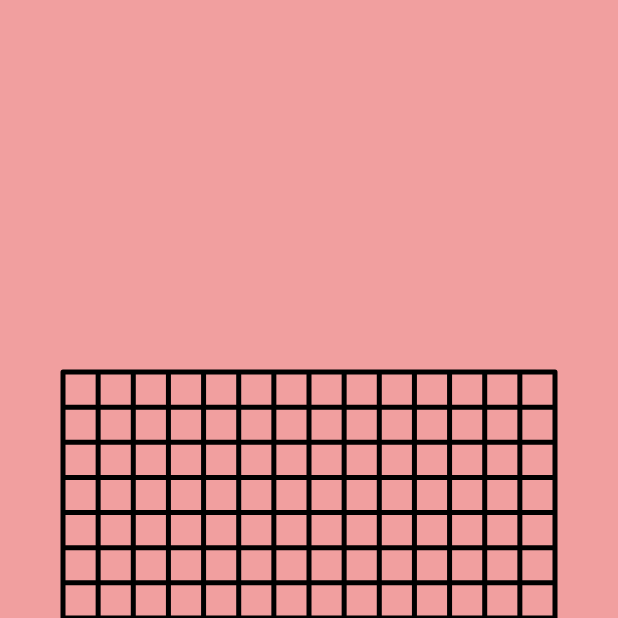
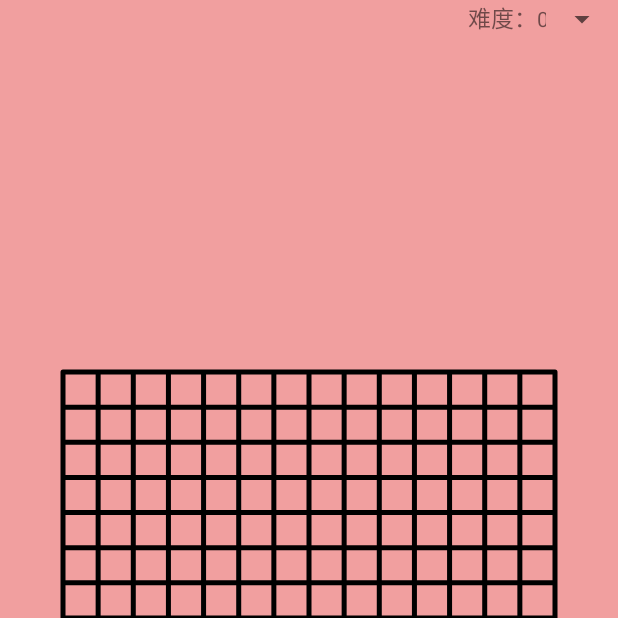
Before and after one commit to zhudedian/wzq, an Android app: the screen it shows after launch (MainActivity), on a phone screen of 412 x 824 dp, the top half of it. Run offline under Robolectric (Android 15) with nearby library versions, the phone set to English and light mode, and no system bars.

Commit message:
20180418-1103

```diff
--- a/app/src/main/java/com/zdd/wzq/MainActivity.java
+++ b/app/src/main/java/com/zdd/wzq/MainActivity.java
@@ -1,19 +1,29 @@
 package com.zdd.wzq;
 
+import android.content.Context;
+import android.content.SharedPreferences;
 import android.support.v7.app.ActionBar;
 import android.support.v7.app.AppCompatActivity;
 import android.os.Bundle;
 import android.view.View;
+import android.widget.AdapterView;
 import android.widget.Button;
+import android.widget.Spinner;
 import android.widget.TextView;
 
+import com.zdd.wzq.adapter.SpinnerAdapter;
+import com.zdd.wzq.gobang.Gobang;
 import com.zdd.wzq.view.CheckerboardView;
+
+import java.util.ArrayList;
+import java.util.List;
 
 public class MainActivity extends AppCompatActivity {
 
     private TextView textView;
     private CheckerboardView checkerboardView;
     public Button restart,forward,next;
+    private Spinner spinner;
     @Override
     protected void onCreate(Bundle savedInstanceState) {
         super.onCreate(savedInstanceState);
@@ -27,6 +37,7 @@ public class MainActivity extends AppCompatActivity {
         restart = (Button)findViewById(R.id.restart);
         forward = (Button)findViewById(R.id.forward);
         next = (Button)findViewById(R.id.next);
+        spinner = (Spinner)findViewById(R.id.spinner);
 
         restart.setVisibility(View.GONE);
         restart.setOnClickListener(new View.OnClickListener() {
@@ -49,6 +60,36 @@ public class MainActivity extends AppCompatActivity {
                 checkerboardView.next();
             }
         });
+        initSpinner();
+    }
+    private void initSpinner(){
+        final List<String> datas = new ArrayList<>();
+        for (int i = 0; i <= 10; i++) {
+            datas.add("" + i);
+        }
+        SharedPreferences sharedPreferences = getSharedPreferences("wzq_prefer", Context.MODE_PRIVATE);
+        final SharedPreferences.Editor editor = sharedPreferences.edit();
+        int difficulty = sharedPreferences.getInt("difficulty",0);
+
+        SpinnerAdapter adapter = new SpinnerAdapter(this) ;
+        spinner.setAdapter(adapter);
+
+        adapter.setDatas(datas);
+        spinner.setSelection(difficulty);
+        /**选项选择监听*/
+        spinner.setOnItemSelectedListener(new AdapterView.OnItemSelectedListener() {
+            @Override
+            public void onItemSelected(AdapterView<?> parent, View view, int position, long id) {
+                editor.putInt("difficulty",position);
+                editor.apply();
+                Gobang.difficulty = position;
+            }
+
+            @Override
+            public void onNothingSelected(AdapterView<?> parent) {
+
+            }
+        });
     }
     public void setText(String text){
         textView.setText(text);
--- /dev/null
+++ b/app/src/main/java/com/zdd/wzq/adapter/SpinnerAdapter.java
@@ -0,0 +1,66 @@
+package com.zdd.wzq.adapter;
+
+import android.content.Context;
+import android.view.LayoutInflater;
+import android.view.View;
+import android.view.ViewGroup;
+import android.widget.BaseAdapter;
+import android.widget.TextView;
+
+import com.zdd.wzq.R;
+
+import java.util.ArrayList;
+import java.util.List;
+
+/**
+ * Created by yd on 2018/4/18.
+ */
+
+public class SpinnerAdapter extends BaseAdapter {
+    List<String> datas = new ArrayList<>();
+    Context mContext;
+    public SpinnerAdapter(Context context) {
+        this.mContext = context;
+    }
+
+    public void setDatas(List<String> datas) {
+        this.datas = datas;
+        notifyDataSetChanged();
+    }
+
+    @Override
+    public int getCount() {
+        return datas==null?0:datas.size();
+    }
+
+    @Override
+    public Object getItem(int position) {
+        return datas==null?null:datas.get(position);
+    }
+
+    @Override
+    public long getItemId(int position) {
+        return position;
+    }
+
+    @Override
+    public View getView(int position, View convertView, ViewGroup parent) {
+        ViewHodler hodler = null;
+        if (convertView == null) {
+            hodler = new ViewHodler();
+            convertView = LayoutInflater.from(mContext).inflate(R.layout.item, null);
+            hodler.mTextView = (TextView) convertView;
+            convertView.setTag(hodler);
+        } else {
+            hodler = (ViewHodler) convertView.getTag();
+        }
+
+        hodler.mTextView.setText(datas.get(position));
+
+        return convertView;
+    }
+
+    private static class ViewHodler{
+        TextView mTextView;
+    }
+}
--- a/app/src/main/java/com/zdd/wzq/view/CheckerboardView.java
+++ b/app/src/main/java/com/zdd/wzq/view/CheckerboardView.java
@@ -245,7 +245,7 @@ public class CheckerboardView extends ViewGroup {
                 pieceViews[i - 1][j - 1].postInvalidate();
             }
         }
-        gobang.initBoard();
+        gobang.restart();
         isStart = true;
         isEnded = false;
     }
--- a/app/src/main/res/layout/activity_main.xml
+++ b/app/src/main/res/layout/activity_main.xml
@@ -52,5 +52,20 @@
         android:layout_alignParentBottom="true"
         android:layout_marginBottom="30dp"
         android:text="下一步"/>
+    <LinearLayout
+        android:orientation="horizontal"
+        android:layout_width="100dp"
+        android:layout_height="wrap_content"
+        android:layout_alignParentRight="true">
+        <TextView
+            android:layout_width="wrap_content"
+            android:layout_height="wrap_content"
+            android:textSize="15sp"
+            android:text="难度："/>
+        <Spinner
+            android:id="@+id/spinner"
+            android:layout_width="wrap_content"
+            android:layout_height="wrap_content"></Spinner>
+    </LinearLayout>
 
 </RelativeLayout>
--- /dev/null
+++ b/app/src/main/res/layout/item.xml
@@ -0,0 +1,6 @@
+<?xml version="1.0" encoding="utf-8"?>
+<TextView xmlns:android="http://schemas.android.com/apk/res/android"
+    android:layout_width="match_parent"
+    android:layout_height="match_parent">
+
+</TextView>
```
Also changed, not shown: app/src/main/java/com/zdd/wzq/gobang/Gobang.java (+65 -48 lines), app/src/main/java/com/zdd/wzq/gobang/History.java (+13 -5 lines).
